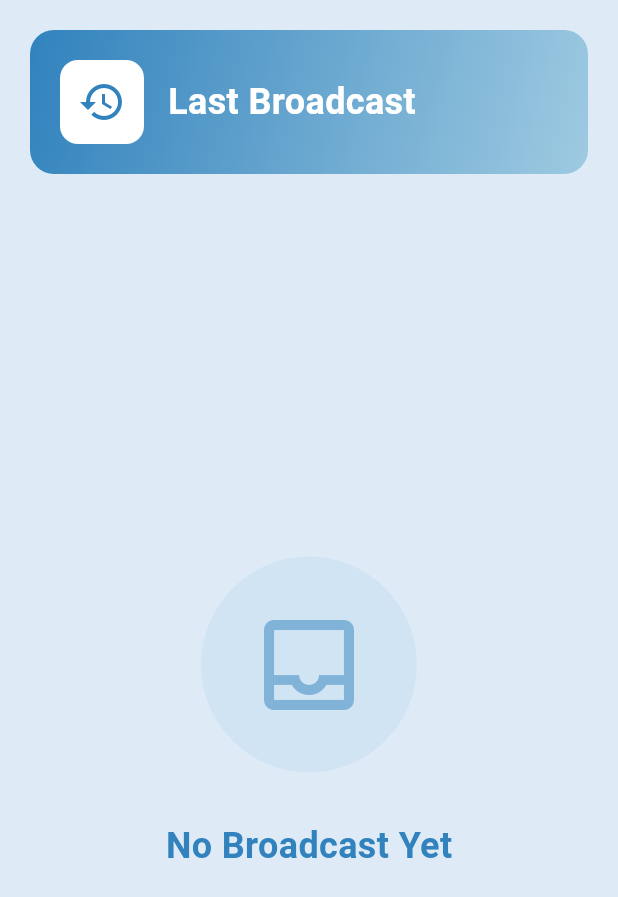
After one commit to ahmrafi22/Flutter-repo, a Flutter app: the LastBroadcastPage screen opened directly, on a phone screen of 412 x 824 dp. The commit adds this screen. Shown: the top 897 px of the screen. Run offline on Flutter 3.47's test engine with Material 3 defaults, Android fonts, the phone set to English and light mode, and no system bars; our stand-ins replace audioplayers, battery_plus, cached_network_image, video_player.

Commit message:
A2 updates

```diff
--- a/drawercustom/lib/main.dart
+++ b/drawercustom/lib/main.dart
@@ -3,6 +3,7 @@ import 'pages/broadcast_receiver_page.dart';
 import 'pages/image_scale_page.dart';
 import 'pages/video_page.dart';
 import 'pages/audio_page.dart';
+import 'pages/last_broadcast_page.dart';
 
 void main() {
   runApp(const MyApp());
@@ -50,6 +51,7 @@ class _HomePageState extends State<HomePage> {
 
   final List<Widget> _pages = [
     const BroadcastReceiverPage(),
+    const LastBroadcastPage(),
     const ImageScalePage(),
     const VideoPage(),
     const AudioPage(),
@@ -57,6 +59,7 @@ class _HomePageState extends State<HomePage> {
 
   final List<String> _pageTitles = [
     'Broadcast Receiver',
+    'Last Broadcast',
     'Image Scale',
     'Video',
     'Audio',
@@ -64,6 +67,7 @@ class _HomePageState extends State<HomePage> {
 
   final List<IconData> _pageIcons = [
     Icons.broadcast_on_home,
+    Icons.history,
     Icons.image,
     Icons.video_library,
     Icons.audio_file,
--- a/drawercustom/lib/pages/broadcast_input_page.dart
+++ b/drawercustom/lib/pages/broadcast_input_page.dart
@@ -1,5 +1,6 @@
 import 'package:flutter/material.dart';
 import 'custom_broadcast_receiver_page.dart';
+import '../services/broadcast_service.dart';
 
 class BroadcastInputPage extends StatefulWidget {
   const BroadcastInputPage({super.key});
@@ -20,6 +21,8 @@ class _BroadcastInputPageState extends State<BroadcastInputPage> {
 
   void _sendBroadcast() {
     if (_formKey.currentState!.validate()) {
+      BroadcastService().saveLastBroadcast(_messageController.text);
+
       Navigator.push(
         context,
         MaterialPageRoute(
--- /dev/null
+++ b/drawercustom/lib/pages/last_broadcast_page.dart
@@ -0,0 +1,250 @@
+import 'package:flutter/material.dart';
+import '../services/broadcast_service.dart';
+import 'package:intl/intl.dart';
+
+class LastBroadcastPage extends StatelessWidget {
+  const LastBroadcastPage({super.key});
+
+  @override
+  Widget build(BuildContext context) {
+    final colorScheme = Theme.of(context).colorScheme;
+    final broadcastService = BroadcastService();
+
+    return Scaffold(
+      body: SafeArea(
+        child: Padding(
+          padding: const EdgeInsets.all(20.0),
+          child: Column(
+            crossAxisAlignment: CrossAxisAlignment.start,
+            children: [
+              // Header Section
+              Container(
+                padding: const EdgeInsets.all(20),
+                decoration: BoxDecoration(
+                  gradient: LinearGradient(
+                    colors: [colorScheme.primary, colorScheme.secondary],
+                    begin: Alignment.topLeft,
+                    end: Alignment.bottomRight,
+                  ),
+                  borderRadius: BorderRadius.circular(16),
+                ),
+                child: Row(
+                  children: [
+                    Container(
+                      padding: const EdgeInsets.all(12),
+                      decoration: BoxDecoration(
+                        color: Colors.white,
+                        borderRadius: BorderRadius.circular(12),
+                      ),
+                      child: Icon(
+                        Icons.history,
+                        size: 32,
+                        color: colorScheme.primary,
+                      ),
+                    ),
+                    const SizedBox(width: 16),
+                    Expanded(
+                      child: Column(
+                        crossAxisAlignment: CrossAxisAlignment.start,
+                        children: [
+                          const Text(
+                            'Last Broadcast',
+                            style: TextStyle(
+                              fontSize: 24,
+                              fontWeight: FontWeight.bold,
+                              color: Colors.white,
+                            ),
+                          ),
+                        ],
+                      ),
+                    ),
+                  ],
+                ),
+              ),
+              const SizedBox(height: 32),
+
+              // Content Section
+              Expanded(
+                child: broadcastService.hasLastBroadcast
+                    ? _buildMessageCard(context, broadcastService)
+                    : _buildEmptyState(context),
+              ),
+            ],
+          ),
+        ),
+      ),
+    );
+  }
+
+  Widget _buildMessageCard(
+      BuildContext context, BroadcastService broadcastService) {
+    final colorScheme = Theme.of(context).colorScheme;
+    final timeFormat = DateFormat('MMM dd, yyyy - hh:mm a');
+
+    return SingleChildScrollView(
+      child: Column(
+        crossAxisAlignment: CrossAxisAlignment.start,
+        children: [
+          // Time Stamp Card
+          Container(
+            width: double.infinity,
+            padding: const EdgeInsets.all(16),
+            decoration: BoxDecoration(
+              color: colorScheme.secondary.withValues(alpha: 0.3),
+              borderRadius: BorderRadius.circular(12),
+              border: Border.all(
+                color: colorScheme.primary.withValues(alpha: 0.3),
+              ),
+            ),
+            child: Row(
+              children: [
+                Icon(
+                  Icons.access_time,
+                  color: colorScheme.primary,
+                  size: 20,
+                ),
+                const SizedBox(width: 12),
+                Expanded(
+                  child: Column(
+                    crossAxisAlignment: CrossAxisAlignment.start,
+                    children: [
+                      Text(
+                        'Sent At',
+                        style: TextStyle(
+                          fontSize: 12,
+                          color: Colors.grey[600],
+                          fontWeight: FontWeight.w500,
+                        ),
+                      ),
+                      const SizedBox(height: 4),
+                      Text(
+                        timeFormat.format(broadcastService.lastBroadcastTime!),
+                        style: TextStyle(
+                          fontSize: 16,
+                          fontWeight: FontWeight.bold,
+                          color: colorScheme.primary,
+                        ),
+                      ),
+                    ],
+                  ),
+                ),
+              ],
+            ),
+          ),
+          const SizedBox(height: 24),
+
+          // Message Label
+          Text(
+            'Message Content',
+            style: TextStyle(
+              fontSize: 18,
+              fontWeight: FontWeight.bold,
+              color: colorScheme.primary,
+            ),
+          ),
+          const SizedBox(height: 12),
+
+          // Message Card
+          Container(
+            width: double.infinity,
+            padding: const EdgeInsets.all(20),
+            decoration: BoxDecoration(
+              color: Colors.white,
+              borderRadius: BorderRadius.circular(16),
+              border: Border.all(
+                color: colorScheme.primary.withValues(alpha: 0.2),
+                width: 2,
+              ),
+              boxShadow: [
+                BoxShadow(
+                  color: Colors.black.withValues(alpha: 0.05),
+                  blurRadius: 10,
+                  offset: const Offset(0, 4),
+                ),
+              ],
+            ),
+            child: Column(
+              crossAxisAlignment: CrossAxisAlignment.start,
+              children: [
+                Row(
+                  children: [
+                    Container(
+                      padding: const EdgeInsets.all(8),
+                      decoration: BoxDecoration(
+                        color: colorScheme.primary.withValues(alpha: 0.1),
+                        borderRadius: BorderRadius.circular(8),
+                      ),
+                      child: Icon(
+                        Icons.message_outlined,
+                        color: colorScheme.primary,
+                        size: 24,
+                      ),
+                    ),
+                    const SizedBox(width: 12),
+                    Text(
+                      'Broadcast Message',
+                      style: TextStyle(
+                        fontSize: 16,
+                        fontWeight: FontWeight.bold,
+                        color: Colors.grey[700],
+                      ),
+                    ),
+                  ],
+                ),
+                const SizedBox(height: 16),
+                Container(
+                  padding: const EdgeInsets.all(16),
+                  decoration: BoxDecoration(
+                    color: colorScheme.secondary.withValues(alpha: 0.1),
+                    borderRadius: BorderRadius.circular(12),
+                  ),
+                  child: Text(
+                    broadcastService.lastBroadcastMessage!,
+                    style: const TextStyle(
+                      fontSize: 16,
+                      height: 1.5,
+                      color: Colors.black87,
+                    ),
+                  ),
+                ),
+              ],
+            ),
+          ),
+        ],
+      ),
+    );
+  }
+
+  Widget _buildEmptyState(BuildContext context) {
+    final colorScheme = Theme.of(context).colorScheme;
+
+    return Center(
+      child: Column(
+        mainAxisAlignment: MainAxisAlignment.center,
+        children: [
+          Container(
+            padding: const EdgeInsets.all(32),
+            decoration: BoxDecoration(
+              color: colorScheme.secondary.withValues(alpha: 0.2),
+              shape: BoxShape.circle,
+            ),
+            child: Icon(
+              Icons.inbox_outlined,
+              size: 80,
+              color: colorScheme.primary.withValues(alpha: 0.5),
+            ),
+          ),
+          const SizedBox(height: 32),
+          Text(
+            'No Broadcast Yet',
+            style: TextStyle(
+              fontSize: 24,
+              fontWeight: FontWeight.bold,
+              color: colorScheme.primary,
+            ),
+          ),
+        ],
+      ),
+    );
+  }
+}
--- /dev/null
+++ b/drawercustom/lib/services/broadcast_service.dart
@@ -0,0 +1,18 @@
+class BroadcastService {
+  static final BroadcastService _instance = BroadcastService._internal();
+  factory BroadcastService() => _instance;
+  BroadcastService._internal();
+
+  String? _lastBroadcastMessage;
+  DateTime? _lastBroadcastTime;
+
+  void saveLastBroadcast(String message) {
+    _lastBroadcastMessage = message;
+    _lastBroadcastTime = DateTime.now();
+  }
+
+  String? get lastBroadcastMessage => _lastBroadcastMessage;
+  DateTime? get lastBroadcastTime => _lastBroadcastTime;
+
+  bool get hasLastBroadcast => _lastBroadcastMessage != null;
+}
--- a/drawercustom/pubspec.yaml
+++ b/drawercustom/pubspec.yaml
@@ -38,6 +38,7 @@ dependencies:
   cached_network_image: ^3.4.1
   video_player: ^2.9.2
   audioplayers: ^6.1.0
+  intl: ^0.19.0
 
 dev_dependencies:
   flutter_test:
```
Also changed, not shown: drawercustom/pubspec.lock.
